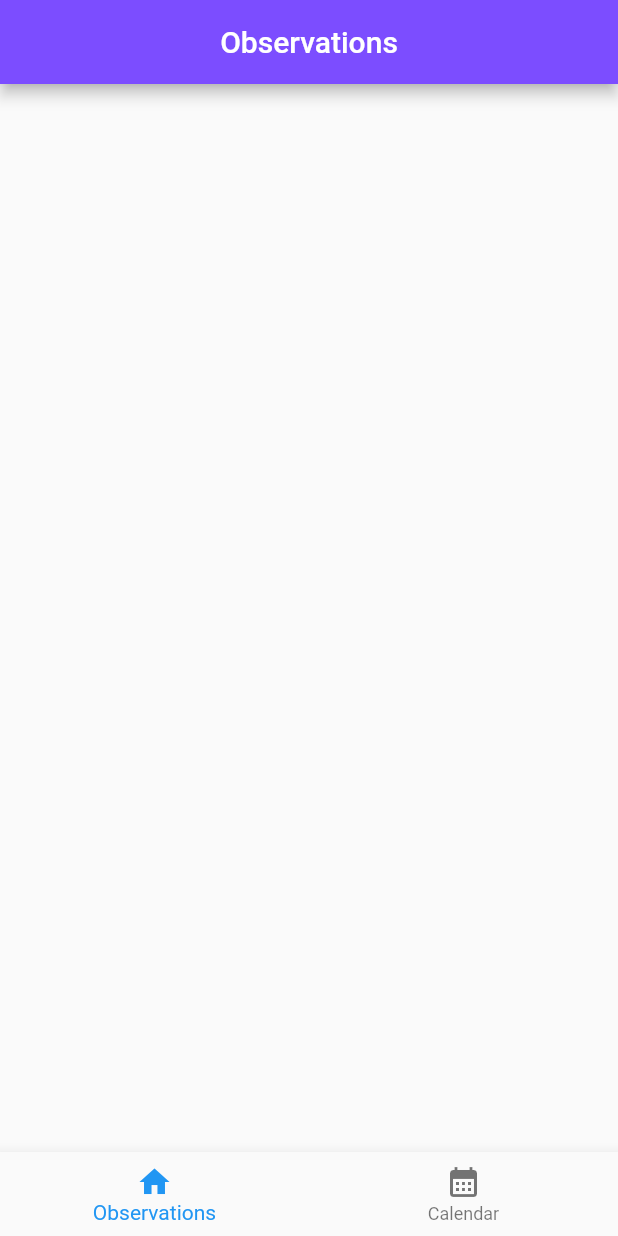
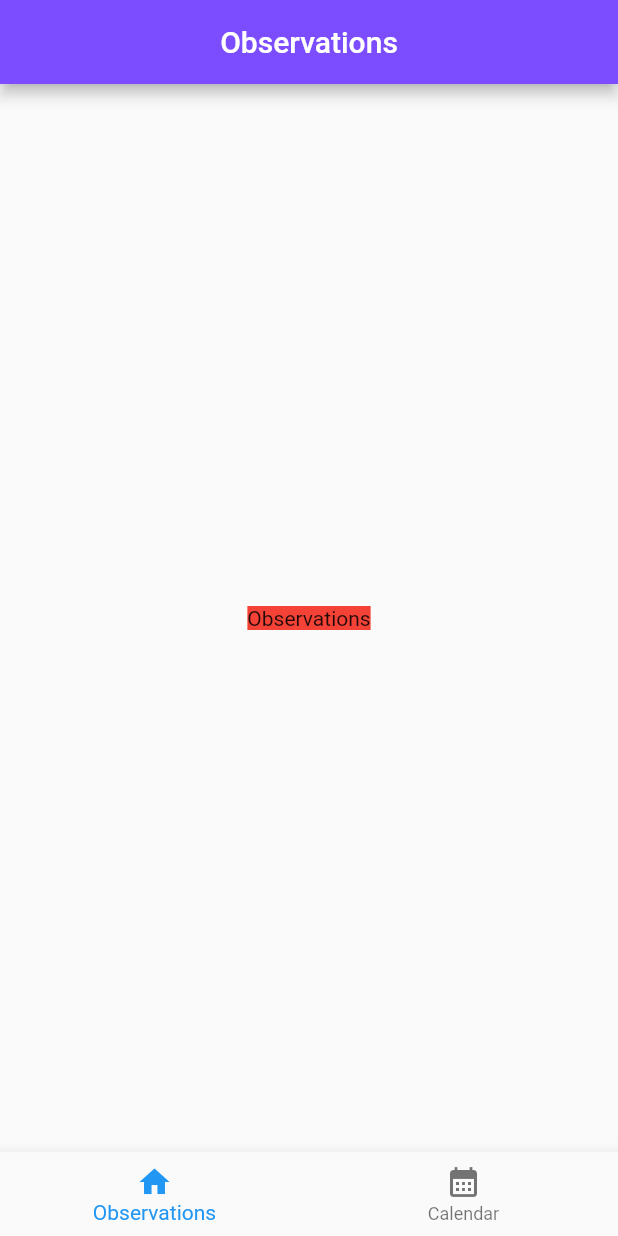
Before and after one commit to aleksandrapacia/calspace, a Flutter app: the screen it shows after launch, on a phone screen of 412 x 824 dp. Run offline on Flutter 3.47's test engine with Material 2 defaults, Android fonts, the phone set to English and light mode, and no system bars; our stand-ins replace go_router.

Commit message:
checking out the animation

```diff
--- a/calspace/lib/main.dart
+++ b/calspace/lib/main.dart
@@ -117,7 +117,7 @@ class AnimatedBranchContainer extends StatelessWidget {
           duration: const Duration(milliseconds: 400),
           child: AnimatedOpacity(
             opacity: index == currentIndex ? 1 : 0,
-            duration: Duration(milliseconds: 400),
+            duration: Duration(milliseconds: 600),
             child: _branchNavigatorWrapper(index, navigator),
           ),
         );
--- a/calspace/lib/pages/calendar_page.dart
+++ b/calspace/lib/pages/calendar_page.dart
@@ -11,6 +11,11 @@ class _CalendarPageState extends State<CalendarPage> {
   @override
   Widget build(BuildContext context) {
     return Scaffold(
+      body: Center(
+          child: Container(
+        color: Colors.blue,
+        child: const Text('Calendar'),
+      )),
       appBar: AppBar(
         title: const Center(child: Text('Calendar Page')),
         backgroundColor: Colors.deepPurpleAccent,
--- a/calspace/lib/pages/home_page.dart
+++ b/calspace/lib/pages/home_page.dart
@@ -13,6 +13,11 @@ class _HomePageState extends State<HomePage> {
   @override
   Widget build(BuildContext context) {
     return Scaffold(
+      body: Center(
+          child: Container(
+        color: Colors.red,
+        child: Text('Observations'),
+      )),
       appBar: AppBar(
         title: Center(child: const Text('Observations')),
         backgroundColor: Colors.deepPurpleAccent,
```
